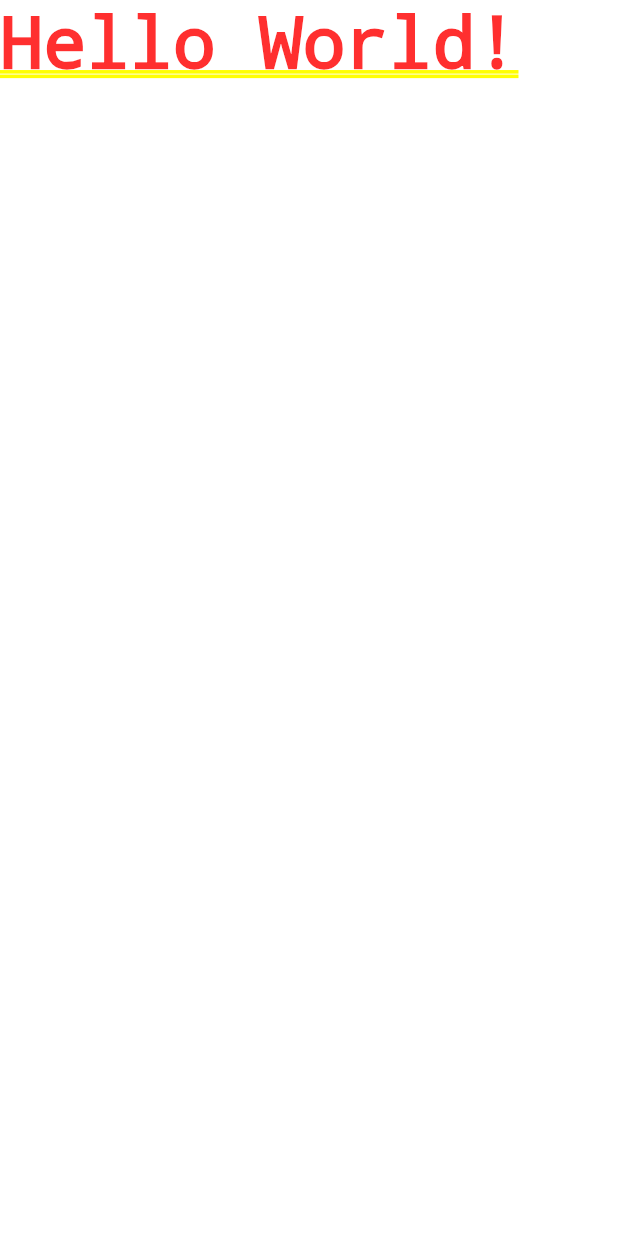
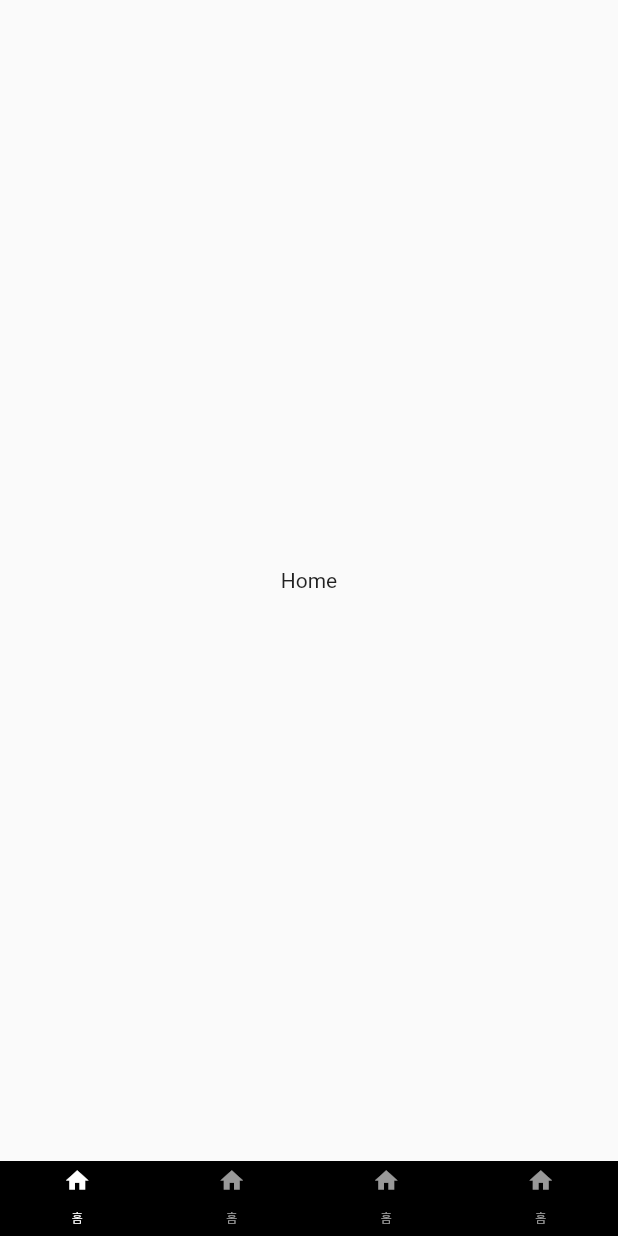
Before and after one commit to roquen4145/fitness_record, a Flutter app: the screen it shows after launch, on a phone screen of 412 x 824 dp. Run offline on Flutter 3.47's test engine with Material 2 defaults, Android fonts, the phone set to English and light mode, and no system bars.

Commit message:
add basic screens

```diff
--- a/lib/main.dart
+++ b/lib/main.dart
@@ -1,3 +1,8 @@
+import 'package:fitness_record/screen/diet_screen.dart';
+import 'package:fitness_record/screen/fitness_screen.dart';
+import 'package:fitness_record/screen/home_screen.dart';
+import 'package:fitness_record/screen/profile_screen.dart';
+import 'package:fitness_record/widget/bottom_bar.dart';
 import 'package:flutter/material.dart';
 
 void main() {
@@ -10,7 +15,28 @@ class MyApp extends StatelessWidget {
   @override
   Widget build(BuildContext context) {
     return MaterialApp(
-      home: Text('Hello World!')
+      title: 'Fitness Record',
+      theme: ThemeData(
+        colorScheme: ColorScheme.fromSwatch().copyWith(
+            brightness: Brightness.light,
+            primary: Colors.black,
+            secondary: Colors.white)),
+      home: DefaultTabController(
+        length: 4,
+          child: Scaffold(
+            resizeToAvoidBottomInset: false,
+            body: TabBarView(
+              physics: NeverScrollableScrollPhysics(),
+              children: [
+                HomeScreen(),
+                FitnessScreen(),
+                DietScreen(),
+                ProfileScreen()
+              ],
+            ),
+            bottomNavigationBar: BottomBar(),
+          )
+      )
     );
   }
 }
--- /dev/null
+++ b/lib/screen/home_screen.dart
@@ -0,0 +1,21 @@
+import 'package:flutter/material.dart';
+
+class HomeScreen extends StatefulWidget {
+  const HomeScreen({Key? key}) : super(key: key);
+
+  @override
+  State<HomeScreen> createState() => _HomeScreenState();
+}
+
+class _HomeScreenState extends State<HomeScreen> {
+  @override
+  Widget build(BuildContext context) {
+    return Container(
+      child: Center(
+        child: Text(
+          "Home"
+        ),
+      ),
+    );
+  }
+}
--- /dev/null
+++ b/lib/widget/bottom_bar.dart
@@ -0,0 +1,49 @@
+import  'package:flutter/material.dart';
+
+class BottomBar extends StatelessWidget {
+  const BottomBar({Key? key}) : super(key: key);
+
+  @override
+  Widget build(BuildContext context) {
+    return Container(
+        color: Colors.black,
+        child: Container(
+          height: 50,
+          child: TabBar(
+            labelColor: Colors.white,
+            unselectedLabelColor: Colors.white60,
+            indicatorColor: Colors.transparent,
+            tabs: [
+              Tab(
+                  icon: Icon(
+                      Icons.home,
+                      size: 18
+                  ),
+                  child: Text('홈', style: TextStyle(fontSize:8))),
+              Tab(
+                  icon: Icon(
+                      Icons.home,
+                      size: 18
+                  ),
+                  child: Text('홈', style: TextStyle(fontSize:8))),
+
+              Tab(
+                  icon: Icon(
+                      Icons.home,
+                      size: 18
+                  ),
+                  child: Text('홈', style: TextStyle(fontSize:8))),
+
+              Tab(
+                  icon: Icon(
+                      Icons.home,
+                      size: 18
+                  ),
+                  child: Text('홈', style: TextStyle(fontSize:8))),
+
+            ],
+          ),
+        )
+    );
+  }
+}
```
Also changed, not shown: lib/screen/diet_screen.dart (added, +21 -0 lines), lib/screen/fitness_screen.dart (added, +21 -0 lines), lib/screen/profile_screen.dart (added, +21 -0 lines), pubspec.lock.
